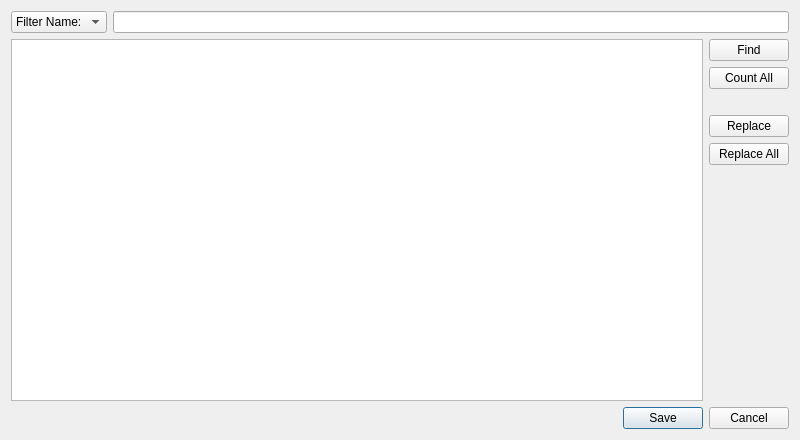
Above: src/Sigil/Form_Files/SearchEditor.ui from Sigil-Ebook/Sigil before the change. Below: the same form after it.
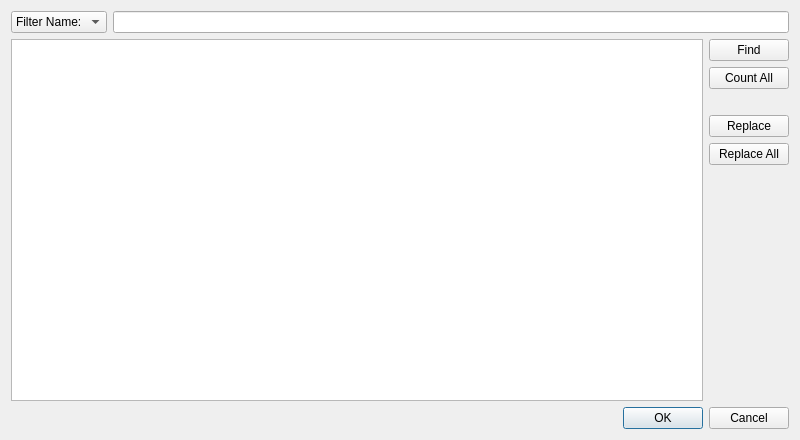
That is the form after the change. Custom widgets are drawn as their Qt base class.

Commit message: Change preferences, about, clip, search to use OK buttons instead of close/save for consistency.

```diff
--- a/src/Sigil/Form_Files/SearchEditor.ui
+++ b/src/Sigil/Form_Files/SearchEditor.ui
@@ -138,7 +138,7 @@
         <string/>
        </property>
        <property name="standardButtons">
-        <set>QDialogButtonBox::Cancel|QDialogButtonBox::Save</set>
+        <set>QDialogButtonBox::Cancel|QDialogButtonBox::Ok</set>
        </property>
       </widget>
      </item>
```
Left out of the diff: 2 changed lines with no effect on the pictures. The commit also changes 3 other files.
